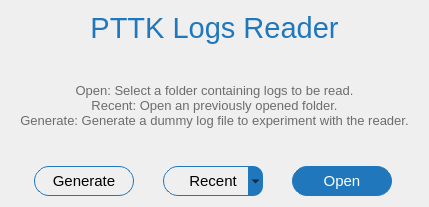
This is extra/logParser/qtWidgetLogParser/ui/StartUpDialog.ui in MickaelF/PTTK as Qt 5 draws it before an edit. The edited form follows.
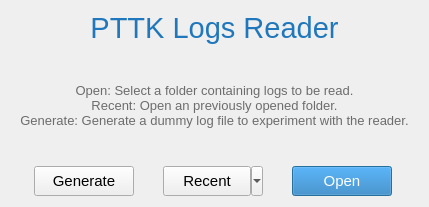
This is the edited form. Icons and pictures are not drawn.

What changed in the file:
```diff
--- a/extra/logParser/qtWidgetLogParser/ui/StartUpDialog.ui
+++ b/extra/logParser/qtWidgetLogParser/ui/StartUpDialog.ui
@@ -22,24 +22,7 @@
    <double>1.000000000000000</double>
   </property>
   <property name="styleSheet">
-   <string notr="true">QPushButton, QToolButton { border: 1px solid #2077bc;
-     border-radius: 15px;
-}
-
-QPushButton#g_open {
-     background-color: #2077bc;
-	color: #FFFFFF;
-}
-
-QToolButton::menu-button
-{
-     background-color: #2077bc;
-    border-top-right-radius: 10px;
-    border-bottom-right-radius: 10px;
-width: 15px;
-}
-
-</string>
+   <string notr="true"/>
   </property>
   <layout class="QVBoxLayout" name="verticalLayout">
    <item>
@@ -191,6 +174,9 @@
        <property name="text">
         <string>Generate</string>
        </property>
+       <property name="autoDefault">
+        <bool>false</bool>
+       </property>
       </widget>
      </item>
      <item>
@@ -502,9 +488,12 @@
        <property name="autoDefault">
         <bool>false</bool>
        </property>
-       <property name="flat">
+       <property name="default">
         <bool>true</bool>
        </property>
+       <property name="flat">
+        <bool>false</bool>
+       </property>
       </widget>
      </item>
     </layout>
```
